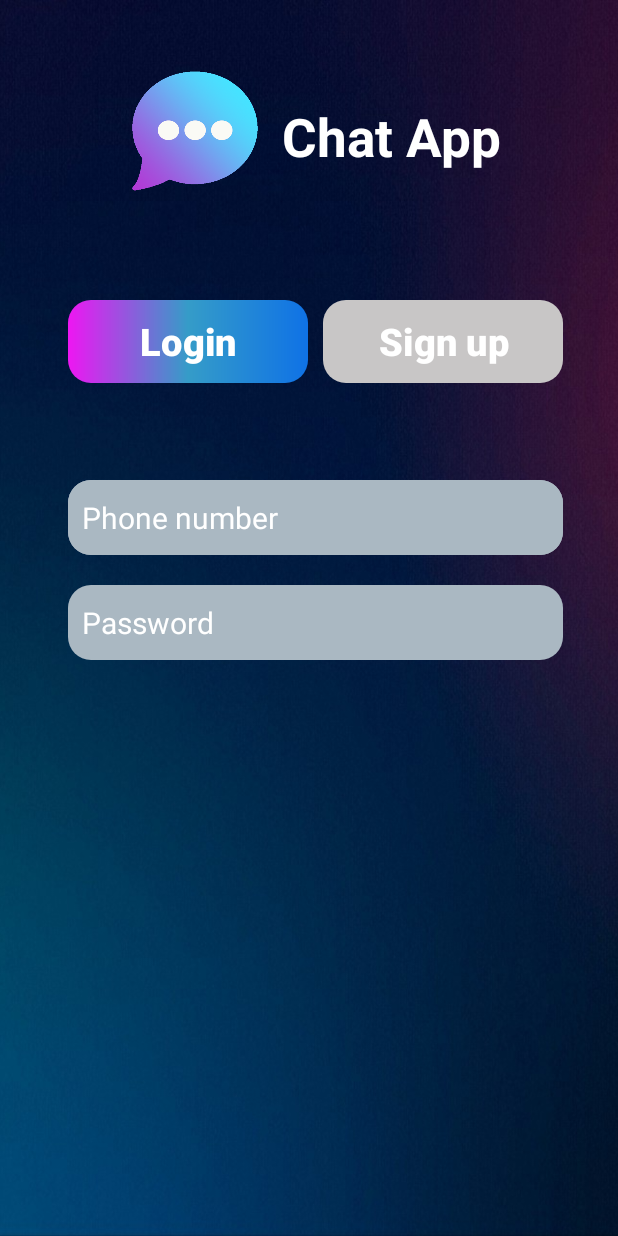
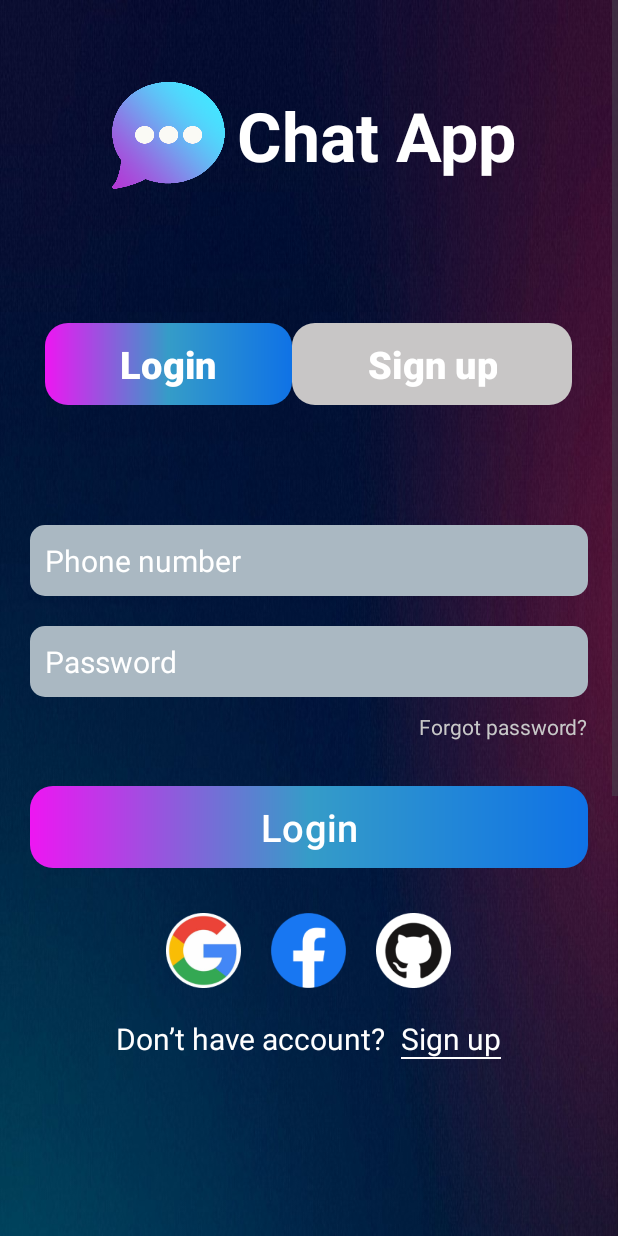
Before and after one commit to triietnguyen/Chat_App, an Android app: the layout activity_login.xml on its own in the app's theme, with its tools: preview values and no code run, on a phone screen of 412 x 824 dp. Run offline under Robolectric (Android 15) with nearby library versions, the phone set to English and light mode, and no system bars.

Commit message:
done login layout

```diff
--- /dev/null
+++ b/app/src/main/res/drawable/underline.xml
@@ -0,0 +1,12 @@
+<layer-list xmlns:android="http://schemas.android.com/apk/res/android">
+    <item
+        android:left="-2dp"
+        android:right="-2dp"
+        android:top="-2dp">
+        <shape android:shape="rectangle">
+            <stroke
+                android:width="1dp"
+                android:color="#FEFEFE" />
+        </shape>
+    </item>
+</layer-list>
--- a/app/src/main/res/layout/activity_login.xml
+++ b/app/src/main/res/layout/activity_login.xml
@@ -1,108 +1,162 @@
 <?xml version="1.0" encoding="utf-8"?>
-<layout
-        xmlns:android="http://schemas.android.com/apk/res/android"
+<layout xmlns:android="http://schemas.android.com/apk/res/android"
     xmlns:app="http://schemas.android.com/apk/res-auto"
     xmlns:tools="http://schemas.android.com/tools"
     tools:context=".view.MainActivity">
+
     <data>
+
         <variable
             name="LoginViewModel"
-                type="com.example.demomvvm.viewModel.LoginViewModel"/>
+            type="com.example.demomvvm.viewModel.LoginViewModel" />
     </data>
-    <RelativeLayout
+    <ScrollView
+        android:layout_width="match_parent"
+        android:layout_height="match_parent">
+        <LinearLayout
             android:layout_width="match_parent"
             android:layout_height="match_parent"
-            android:orientation="vertical"
-            android:gravity="center"
-    >
-        <ImageView
-                android:layout_width="match_parent"
-                android:layout_height="match_parent"
-                android:src="@drawable/chatapp_background"
-                android:contentDescription="@drawable/chatapp_background"
-                android:scaleType="centerCrop">
-        </ImageView>
+            android:background="@drawable/chatapp_background"
+            android:orientation="vertical">
+
             <LinearLayout
                 android:layout_width="match_parent"
-                android:layout_height="83dp"
-                android:orientation="horizontal"
+                android:layout_height="wrap_content"
                 android:layout_marginTop="45dp"
-                android:background="@android:color/transparent">
+                android:gravity="center"
+                android:orientation="horizontal">
 
                 <ImageView
-                    android:layout_width="180dp"
-                    android:layout_height="match_parent"
-                    android:src="@drawable/chatapp_logo"
-                    android:contentDescription="@drawable/chatapp_logo"
-                    android:scaleType="centerCrop"
-                    android:paddingStart="80dp">
-            </ImageView>
+                    android:layout_width="90dp"
+                    android:layout_height="90dp"
+                    android:src="@drawable/chatapp_logo"></ImageView>
+
                 <TextView
-                    android:layout_width="0dp"
-                    android:layout_height="86dp"
-                    android:layout_weight="20"
+                    android:layout_width="wrap_content"
+                    android:layout_height="wrap_content"
+                    android:layout_gravity="center"
+                    android:gravity="center"
                     android:text="Chat App"
                     android:textColor="@android:color/white"
+                    android:textSize="45sp"
+                    android:textStyle="bold"></TextView>
+            </LinearLayout>
+
+            <LinearLayout
+                android:layout_width="match_parent"
+                android:layout_height="wrap_content"
+                android:gravity="center"
+                android:layout_marginVertical="80dp"
+                android:layout_gravity="center"
+                android:orientation="horizontal">
+
+                <Button
+                    android:layout_width="wrap_content"
+                    android:layout_height="wrap_content"
+                    android:background="@drawable/loginbtnborder"
+                    android:paddingHorizontal="50dp"
+                    android:text="Login"
+                    android:textSize="25sp"
                     android:textStyle="bold"
-                    android:gravity="center_vertical"
-                    android:paddingStart="8dp"
-                    android:paddingTop="5dp"
-                    android:textSize="35sp">
+                    app:backgroundTint="@null" />
+
+                <Button
+                    android:layout_width="wrap_content"
+                    android:layout_height="wrap_content"
+                    android:background="@drawable/loginbtnborder"
+                    android:paddingHorizontal="50dp"
+                    android:text="Sign up"
+                    android:textSize="25sp"
+                    android:textStyle="bold"
+                    app:backgroundTint="#C8C6C6" />
+            </LinearLayout>
+
+            <LinearLayout
+                android:layout_width="match_parent"
+                android:layout_height="wrap_content"
+                android:layout_marginHorizontal="20dp"
+                android:orientation="vertical">
+                <EditText
+                    android:layout_width="match_parent"
+                    android:layout_height="wrap_content"
+                    android:background="@drawable/buttonborder"
+                    android:layout_marginBottom="20dp"
+                    app:backgroundTint = "#AAB8C2"
+                    android:hint="Phone number"
+                    android:textSize="20dp"
+                    android:textColorHint="@color/white"></EditText>
+                <EditText
+                    android:layout_width="match_parent"
+                    android:layout_height="wrap_content"
+                    android:background="@drawable/buttonborder"
+                    app:backgroundTint = "#AAB8C2"
+                    android:hint="Password"
+                    android:textSize="20dp"
+                    android:layout_marginBottom="10dp"
+                    android:textColorHint="@color/white"></EditText>
+                <TextView
+                    android:layout_width="wrap_content"
+                    android:layout_height="wrap_content"
+                    android:text="Forgot password?"
+                    android:layout_gravity="end"
+                    android:textColor="#C8C8C8">
                 </TextView>
             </LinearLayout>
+
             <Button
-                    android:layout_width="160dp"
-                    android:layout_height="55dp"
+                android:layout_width="match_parent"
+                android:layout_height="wrap_content"
                 android:background="@drawable/loginbtnborder"
+                app:backgroundTint = "@null"
+                android:layout_marginVertical="30dp"
+                android:layout_marginHorizontal="20dp"
                 android:text="Login"
-                    android:layout_marginStart="45dp"
-                    android:layout_marginTop="200dp"
-                    android:textSize="25sp"
-                    android:textStyle="bold"
-                    app:backgroundTint="@null"
-            />
-        <Button
-                android:layout_width="160dp"
-                android:layout_height="55dp"
-                android:background="@drawable/loginbtnborder"
-                app:backgroundTint="#C8C6C6"
-                android:layout_marginTop="200dp"
-                android:layout_marginStart="215dp"
-                android:textSize="25sp"
-                android:textStyle="bold"
-                android:text="Sign up"/>
-        <EditText
-                android:layout_width="330dp"
+                android:textSize="25dp">
+            </Button>
+
+            <LinearLayout
+                android:layout_width="match_parent"
+                android:layout_height="wrap_content"
+                android:layout_gravity="center"
+                android:gravity="center"
+                android:orientation="horizontal">
+                <ImageView
+                    android:layout_width="50dp"
                     android:layout_height="50dp"
-                android:orientation="vertical"
-                android:layout_marginTop="320dp"
-                android:layout_marginStart="45dp"
-                android:hint="  Phone number"
-                android:textColorHint="#ffffff"
-                android:textSize="20sp"
-                android:background="@drawable/edittext_border"
-                android:autofillHints=""/>
-        <EditText
-                android:layout_width="330dp"
+                    android:src="@drawable/google"></ImageView>
+                <ImageView
+                    android:layout_width="50dp"
                     android:layout_height="50dp"
-                android:orientation="vertical"
-                android:layout_marginTop="320dp"
-                android:layout_marginStart="45dp"
-                android:hint="  Phone number"
-                android:textColorHint="#ffffff"
-                android:textSize="20sp"
-                android:background="@drawable/edittext_border"
-                android:autofillHints=""/>
-        <EditText
-                android:layout_width="330dp"
+                    android:layout_marginHorizontal="20dp"
+                    android:src="@drawable/fb"></ImageView>
+                <ImageView
+                    android:layout_width="50dp"
                     android:layout_height="50dp"
-                android:orientation="vertical"
-                android:layout_marginTop="390dp"
-                android:layout_marginStart="45dp"
-                android:hint="  Password"
-                android:textColorHint="#ffffff"
-                android:textSize="20sp"
-                android:background="@drawable/edittext_border"
-                android:autofillHints=""/>
-    </RelativeLayout>
+                    android:src="@drawable/github"></ImageView>
+            </LinearLayout>
+            <LinearLayout
+                android:layout_width="match_parent"
+                android:layout_height="wrap_content"
+                android:gravity="center"
+                android:layout_marginTop="20dp"
+                android:orientation="horizontal">
+                <TextView
+                    android:layout_width="wrap_content"
+                    android:layout_height="wrap_content"
+                    android:textSize="20dp"
+                    android:text="Don’t have account?"
+                    android:layout_marginRight="10dp"
+                    android:textColor="@color/white"></TextView>
+                <TextView
+                    android:layout_width="wrap_content"
+                    android:layout_height="wrap_content"
+                    android:textSize="20dp"
+                    android:text="Sign up"
+                    android:background="@drawable/underline"
+                    android:textColor="@color/white"></TextView>
+            </LinearLayout>
+
+        </LinearLayout>
+    </ScrollView>
+
 </layout>
```
Also changed, not shown: app/src/main/res/drawable/fb.png (added), app/src/main/res/drawable/github.png (added), app/src/main/res/drawable/google.png (added). Lines whose indentation alone changed are shown as unchanged.
